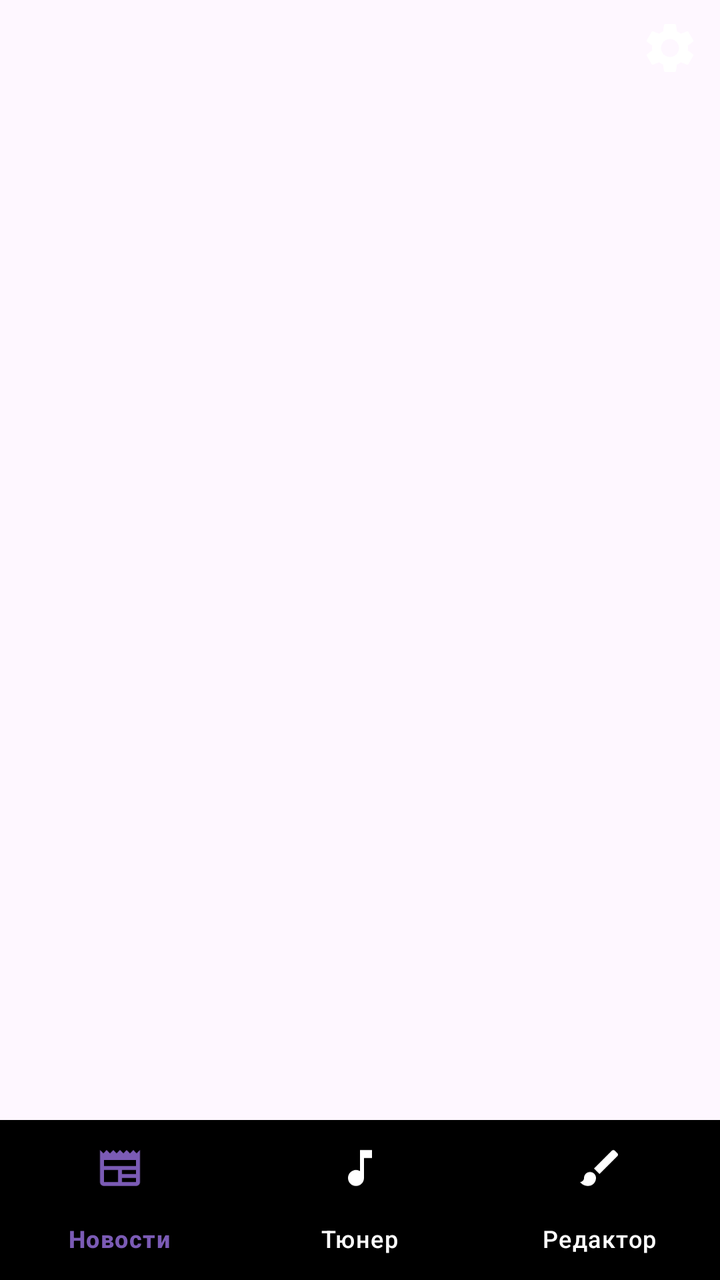
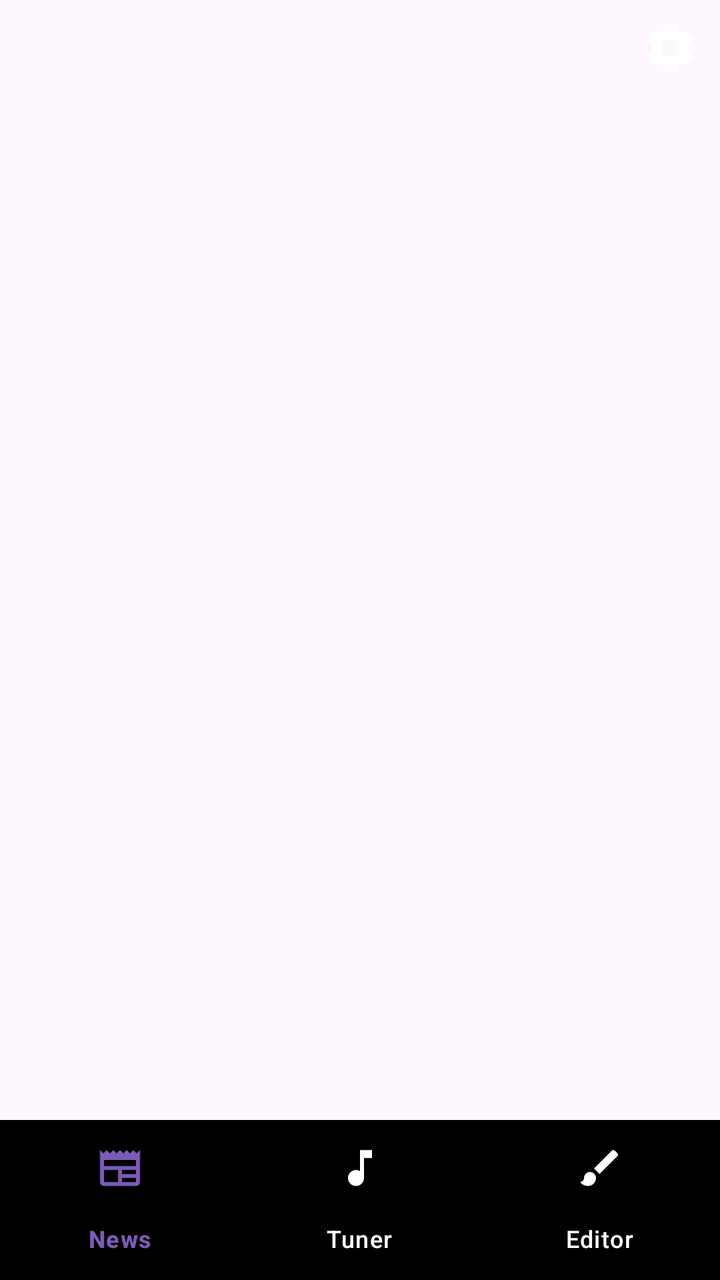

Before-and-after screenshots of an Android layout around one commit, followed by the original layout XML and the change that was made.
<!-- AndroidManifest.xml: application theme Theme.AuroraTuner -->
<!-- res/layout/activity_main.xml -->
<?xml version="1.0" encoding="utf-8"?>
<androidx.constraintlayout.widget.ConstraintLayout xmlns:android="http://schemas.android.com/apk/res/android"
    xmlns:app="http://schemas.android.com/apk/res-auto"
    xmlns:tools="http://schemas.android.com/tools"
    android:layout_width="match_parent"
    android:layout_height="match_parent"
    tools:context=".MainActivity">

        <com.google.android.material.bottomnavigation.BottomNavigationView
        android:id="@+id/bottomNavigationPanel"
        android:layout_width="match_parent"
        android:layout_height="wrap_content"
        android:background="@color/black"
        app:layout_constraintBottom_toBottomOf="parent"
        app:layout_constraintEnd_toEndOf="parent"
        app:layout_constraintStart_toStartOf="parent"
        app:menu="@menu/nav"
        app:itemTextColor="@drawable/nav_bar_selector"
        app:itemIconTint="@drawable/nav_bar_selector"
        app:itemActiveIndicatorStyle="@style/App.Custom.Indicator">
    </com.google.android.material.bottomnavigation.BottomNavigationView>

    <FrameLayout
        android:id="@+id/mainView"
        android:layout_width="0dp"
        android:layout_height="0dp"
        app:layout_constraintBottom_toTopOf="@+id/bottomNavigationPanel"
        app:layout_constraintEnd_toEndOf="parent"
        app:layout_constraintStart_toStartOf="parent"
        app:layout_constraintTop_toTopOf="parent" />

    <ImageButton
        android:id="@+id/imageButton"
        android:layout_width="30dp"
        android:layout_height="30dp"
        android:background="@color/transparent"
        android:contentDescription="@string/settings_text"
        android:src="@drawable/settings_icon"
        android:scaleType="fitCenter"
        app:tint="@color/white"
        app:layout_constraintBottom_toBottomOf="parent"
        app:layout_constraintEnd_toEndOf="parent"
        app:layout_constraintHorizontal_bias="0.97"
        app:layout_constraintStart_toStartOf="parent"
        app:layout_constraintTop_toTopOf="parent"
        app:layout_constraintVertical_bias="0.015" />

</androidx.constraintlayout.widget.ConstraintLayout>
<!-- resources referenced by this layout -->
<resources>
  <color name="black">#FF000000</color>
  <color name="transparent">#000000FF</color>
  <color name="white">#FFFFFFFF</color>
  <!-- drawable nav_bar_selector (drawable) -->
  <?xml version="1.0" encoding="utf-8"?>
  <selector xmlns:android="http://schemas.android.com/apk/res/android">
      <item android:state_checked="true" android:color = "@color/colorAccent"/>
      <item android:state_checked="false" android:color = "@color/white"/>
  </selector>
  <!-- drawable settings_icon (drawable) -->
  <vector android:height="24dp" android:tint="#000000"
      android:viewportHeight="24" android:viewportWidth="24"
      android:width="24dp" xmlns:android="http://schemas.android.com/apk/res/android">
      <path android:fillColor="@android:color/white" android:pathData="M19.14,12.94c0.04,-0.3 0.06,-0.61 0.06,-0.94c0,-0.32 -0.02,-0.64 -0.07,-0.94l2.03,-1.58c0.18,-0.14 0.23,-0.41 0.12,-0.61l-1.92,-3.32c-0.12,-0.22 -0.37,-0.29 -0.59,-0.22l-2.39,0.96c-0.5,-0.38 -1.03,-0.7 -1.62,-0.94L14.4,2.81c-0.04,-0.24 -0.24,-0.41 -0.48,-0.41h-3.84c-0.24,0 -0.43,0.17 -0.47,0.41L9.25,5.35C8.66,5.59 8.12,5.92 7.63,6.29L5.24,5.33c-0.22,-0.08 -0.47,0 -0.59,0.22L2.74,8.87C2.62,9.08 2.66,9.34 2.86,9.48l2.03,1.58C4.84,11.36 4.8,11.69 4.8,12s0.02,0.64 0.07,0.94l-2.03,1.58c-0.18,0.14 -0.23,0.41 -0.12,0.61l1.92,3.32c0.12,0.22 0.37,0.29 0.59,0.22l2.39,-0.96c0.5,0.38 1.03,0.7 1.62,0.94l0.36,2.54c0.05,0.24 0.24,0.41 0.48,0.41h3.84c0.24,0 0.44,-0.17 0.47,-0.41l0.36,-2.54c0.59,-0.24 1.13,-0.56 1.62,-0.94l2.39,0.96c0.22,0.08 0.47,0 0.59,-0.22l1.92,-3.32c0.12,-0.22 0.07,-0.47 -0.12,-0.61L19.14,12.94zM12,15.6c-1.98,0 -3.6,-1.62 -3.6,-3.6s1.62,-3.6 3.6,-3.6s3.6,1.62 3.6,3.6S13.98,15.6 12,15.6z"/>
  </vector>
  <string name="settings_text">Settings</string>
  <style name="App.Custom.Indicator" parent="Widget.Material3.BottomNavigationView.ActiveIndicator">
          <item name="android:color">@color/transparent</item>
      </style>
  <style name="Theme.AuroraTuner" parent="Base.Theme.AuroraTuner" />
  <color name="colorAccent">#7B5BB5</color>
  <style name="Base.Theme.AuroraTuner" parent="Theme.Material3.DayNight.NoActionBar">
          
          
          <item name="android:navigationBarColor">@color/white</item>
          <item name="colorPrimaryDark">@color/white</item>
      </style>
</resources>

<!-- the commit's change to res/layout/activity_main.xml (unified diff, before → after) -->
@@ -34,7 +34,7 @@
         android:layout_width="30dp"
         android:layout_height="30dp"
         android:background="@color/transparent"
-        android:contentDescription="@string/settings_text"
+        android:contentDescription="@string/settings_content_description"
         android:src="@drawable/settings_icon"
         android:scaleType="fitCenter"
         app:tint="@color/white"
<!-- resource entries referenced after the edit -->
@@ -15,7 +15,7 @@
       android:width="24dp" xmlns:android="http://schemas.android.com/apk/res/android">
       <path android:fillColor="@android:color/white" android:pathData="M19.14,12.94c0.04,-0.3 0.06,-0.61 0.06,-0.94c0,-0.32 -0.02,-0.64 -0.07,-0.94l2.03,-1.58c0.18,-0.14 0.23,-0.41 0.12,-0.61l-1.92,-3.32c-0.12,-0.22 -0.37,-0.29 -0.59,-0.22l-2.39,0.96c-0.5,-0.38 -1.03,-0.7 -1.62,-0.94L14.4,2.81c-0.04,-0.24 -0.24,-0.41 -0.48,-0.41h-3.84c-0.24,0 -0.43,0.17 -0.47,0.41L9.25,5.35C8.66,5.59 8.12,5.92 7.63,6.29L5.24,5.33c-0.22,-0.08 -0.47,0 -0.59,0.22L2.74,8.87C2.62,9.08 2.66,9.34 2.86,9.48l2.03,1.58C4.84,11.36 4.8,11.69 4.8,12s0.02,0.64 0.07,0.94l-2.03,1.58c-0.18,0.14 -0.23,0.41 -0.12,0.61l1.92,3.32c0.12,0.22 0.37,0.29 0.59,0.22l2.39,-0.96c0.5,0.38 1.03,0.7 1.62,0.94l0.36,2.54c0.05,0.24 0.24,0.41 0.48,0.41h3.84c0.24,0 0.44,-0.17 0.47,-0.41l0.36,-2.54c0.59,-0.24 1.13,-0.56 1.62,-0.94l2.39,0.96c0.22,0.08 0.47,0 0.59,-0.22l1.92,-3.32c0.12,-0.22 0.07,-0.47 -0.12,-0.61L19.14,12.94zM12,15.6c-1.98,0 -3.6,-1.62 -3.6,-3.6s1.62,-3.6 3.6,-3.6s3.6,1.62 3.6,3.6S13.98,15.6 12,15.6z"/>
   </vector>
-  <string name="settings_text">Settings</string>
+  <string name="settings_content_description">settings</string>
   <style name="App.Custom.Indicator" parent="Widget.Material3.BottomNavigationView.ActiveIndicator">
           <item name="android:color">@color/transparent</item>
       </style>
